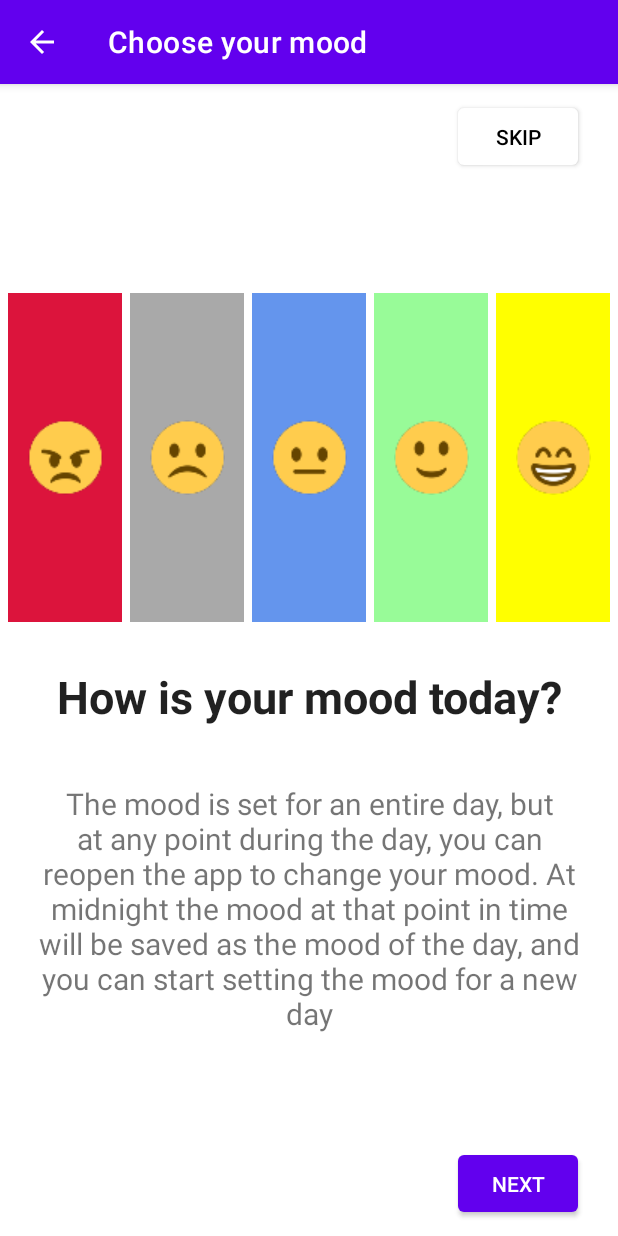
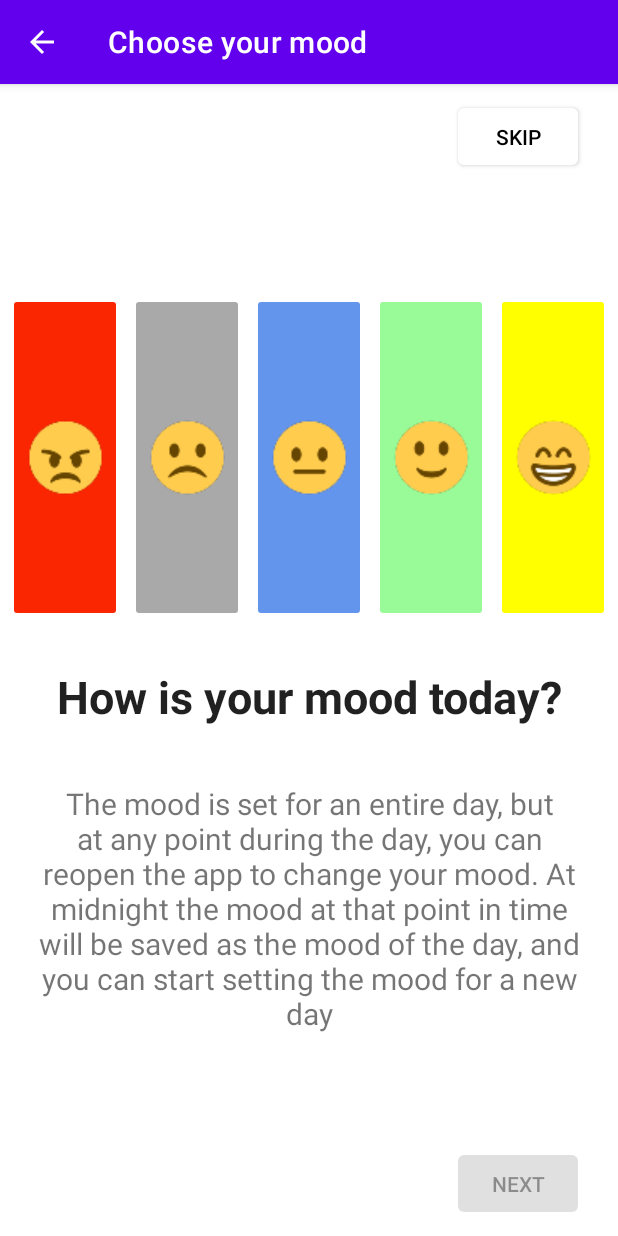
Before and after one commit to Sushil-Kumar1999/MoodTracker, an Android app: the ChooseMoodActivity screen opened directly, with no data from a screen before it, on a phone screen of 412 x 824 dp. Run offline under Robolectric (Android 15) with nearby library versions, the phone set to English and light mode, and no system bars; our stand-ins replace Room's generated code.

Commit message:
added basic layouts for collecting mood, appetite and sleep data

```diff
--- /dev/null
+++ b/app/src/main/res/color/angry_button_background_color.xml
@@ -0,0 +1,6 @@
+<?xml version="1.0" encoding="utf-8"?>
+<selector xmlns:android="http://schemas.android.com/apk/res/android">
+    <item android:state_pressed="true" android:color="#FA9F05" />
+    <item android:state_selected="true" android:color="#BA3C26" />
+    <item android:color="#FA2601" />
+</selector>
--- /dev/null
+++ b/app/src/main/res/color/cheerful_button_background_color.xml
@@ -0,0 +1,5 @@
+<selector xmlns:android="http://schemas.android.com/apk/res/android">
+    <item android:state_pressed="true" android:color="#FA9F05" />
+    <item android:state_selected="true" android:color="#DEE41C" />
+    <item android:color="#FFFF00" />
+</selector>
--- /dev/null
+++ b/app/src/main/res/color/happy_button_background_color.xml
@@ -0,0 +1,6 @@
+<?xml version="1.0" encoding="utf-8"?>
+<selector xmlns:android="http://schemas.android.com/apk/res/android">
+    <item android:state_pressed="true" android:color="#FA9F05" />
+    <item android:state_selected="true" android:color="#44A838" />
+    <item android:color="#98FB98" />
+</selector>
--- /dev/null
+++ b/app/src/main/res/color/meh_button_background_color.xml
@@ -0,0 +1,6 @@
+<?xml version="1.0" encoding="utf-8"?>
+<selector xmlns:android="http://schemas.android.com/apk/res/android">
+    <item android:state_pressed="true" android:color="#FA9F05" />
+    <item android:state_selected="true" android:color="#334BB2" />
+    <item android:color="#6495ED" />
+</selector>
--- /dev/null
+++ b/app/src/main/res/color/sad_button_background_color.xml
@@ -0,0 +1,6 @@
+<?xml version="1.0" encoding="utf-8"?>
+<selector xmlns:android="http://schemas.android.com/apk/res/android">
+    <item android:state_pressed="true" android:color="#FA9F05" />
+    <item android:state_selected="true" android:color="#696969" />
+    <item android:color="#A9A9A9" />
+</selector>
--- a/app/src/main/res/layout/activity_choose_mood.xml
+++ b/app/src/main/res/layout/activity_choose_mood.xml
@@ -1,19 +1,14 @@
 <?xml version="1.0" encoding="utf-8"?>
-<RelativeLayout
+<LinearLayout
+    android:id="@+id/choose_mood_view"
     xmlns:android="http://schemas.android.com/apk/res/android"
     xmlns:app="http://schemas.android.com/apk/res-auto"
     xmlns:tools="http://schemas.android.com/tools"
     android:layout_width="match_parent"
     android:layout_height="match_parent"
+    android:orientation="vertical"
     android:background="@color/white"
     tools:context="com.example.moodtracker.ChooseMoodActivity">
-
-    <LinearLayout
-        android:layout_width="match_parent"
-        android:layout_height="match_parent"
-        android:orientation="vertical"
-        app:layout_constraintEnd_toEndOf="parent"
-        tools:layout_editor_absoluteY="251dp">
 
     <FrameLayout
         android:layout_width="match_parent"
@@ -24,12 +19,13 @@
             android:id="@+id/button"
             android:layout_width="80dp"
             android:layout_height="50dp"
-                android:layout_marginLeft="305dp"
+            android:layout_marginStart="305dp"
             android:layout_marginTop="10dp"
             android:text="Skip"
             android:textAppearance="@style/TextAppearance.AppCompat.Button"
             android:textColor="@color/black"
-                app:backgroundTint="@color/white" />
+            app:backgroundTint="@color/white"
+            android:layout_marginLeft="305dp" />
     </FrameLayout>
 
     <LinearLayout
@@ -39,50 +35,56 @@
         android:orientation="horizontal">
 
         <ImageButton
-                android:id="@+id/imageButton6"
+            android:id="@+id/button_angry_mood"
             android:layout_width="50dp"
             android:layout_height="match_parent"
             android:layout_marginLeft="5dp"
             android:layout_weight="1"
-                android:background="#DC143C"
-                android:src="@drawable/angry_face" />
+            android:backgroundTint="@color/angry_button_background_color"
+            android:src="@drawable/angry_face"
+            android:onClick="angryMoodSelected"/>
 
         <ImageButton
-                android:id="@+id/imageButton4"
+            android:id="@+id/button_sad_mood"
             android:layout_width="50dp"
             android:layout_height="match_parent"
             android:layout_marginLeft="5dp"
             android:layout_weight="1"
-                android:background="#A9A9A9"
-                android:src="@drawable/very_sad_face" />
+            android:backgroundTint="@color/sad_button_background_color"
+            android:src="@drawable/very_sad_face"
+            android:onClick="sadMoodSelected"/>
 
         <ImageButton
-                android:id="@+id/imageButton5"
+            android:id="@+id/button_meh_mood"
             android:layout_width="50dp"
             android:layout_height="match_parent"
             android:layout_marginLeft="5dp"
             android:layout_weight="1"
-                android:background="#6495ED"
-                android:src="@drawable/neutral_face" />
+            android:backgroundTint="@color/meh_button_background_color"
+            android:src="@drawable/neutral_face"
+            android:onClick="mehMoodSelected"/>
 
         <ImageButton
-                android:id="@+id/imageButton7"
+            android:id="@+id/button_happy_mood"
             android:layout_width="50dp"
             android:layout_height="match_parent"
             android:layout_marginLeft="5dp"
             android:layout_weight="1"
-                android:background="#98FB98"
-                android:src="@drawable/happy_face" />
+            android:backgroundTint="@color/happy_button_background_color"
+            android:src="@drawable/happy_face"
+            android:onClick="happyMoodSelected"/>
 
         <ImageButton
-                android:id="@+id/imageButton"
+            android:id="@+id/button_cheerful_mood"
             android:layout_width="50dp"
             android:layout_height="match_parent"
             android:layout_marginLeft="5dp"
             android:layout_marginRight="5dp"
             android:layout_weight="1"
-                android:background="#FFFF00"
-                android:src="@drawable/very_happy_face" />
+            android:backgroundTint="@color/cheerful_button_background_color"
+            android:src="@drawable/very_happy_face"
+            android:onClick="cheerfulMoodSelected"/>
+
     </LinearLayout>
 
     <TextView
@@ -91,7 +93,7 @@
         android:layout_height="20dp"
         android:gravity="center"
         android:textAppearance="@style/TextAppearance.AppCompat.Headline"
-            android:textSize="30dp"
+        android:textSize="30sp"
         android:textStyle="bold"
         android:layout_weight="1"
         android:text="@string/mood_question" />
@@ -103,7 +105,7 @@
         android:paddingTop="8dp"
         android:paddingHorizontal="25dp"
         android:textAppearance="@style/TextAppearance.AppCompat.Small"
-            android:textSize="20dp"
+        android:textSize="20sp"
         android:text="@string/mood_question_exp"
         android:gravity="center_horizontal"
         android:textAlignment="gravity"/>
@@ -113,15 +115,16 @@
         android:layout_height="60dp">
 
         <Button
-                android:id="@+id/Next"
+            android:id="@+id/button_next"
             android:layout_width="80dp"
             android:layout_height="50dp"
+            android:layout_marginStart="305dp"
             android:layout_marginLeft="305dp"
             android:layout_marginBottom="10dp"
             android:text="Next"
-                android:textAppearance="@style/TextAppearance.AppCompat.Button"/>
+            android:textAppearance="@style/TextAppearance.AppCompat.Button"
+            android:enabled="false"
+            android:onClick="gotToAppetiteView"/>
     </FrameLayout>
 
 </LinearLayout>
-
-</RelativeLayout>
--- a/app/src/main/res/values/strings.xml
+++ b/app/src/main/res/values/strings.xml
@@ -11,4 +11,6 @@
     <string name="add_note">Add Note</string>
     <string name="share">Share</string>
     <string name="mood_history">Mood history</string>
+    <string name="appetite_question">How is your appetite today?</string>
+    <string name="sleep_question">How long did you sleep?</string>
 </resources>
```
Also changed, not shown: app/src/main/java/com/example/moodtracker/ChooseMoodActivity.java (+56 -2 lines), app/src/main/java/com/example/moodtracker/Entry.java (+26 -4 lines), app/src/main/res/layout/input_appetite.xml (added, +35 -0 lines), app/src/main/res/layout/input_sleep.xml (added, +19 -0 lines). Lines whose indentation alone changed are shown as unchanged.
